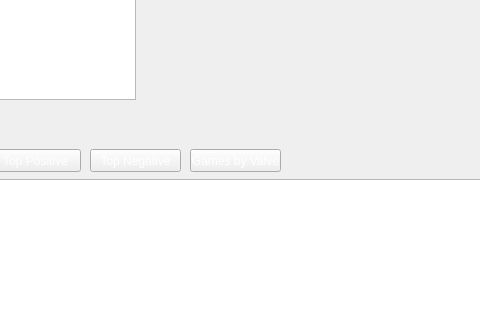
First picture: the form in UI files/mainWindow.ui, repository DataChefBoyardee/Database-Design-FP, before the edit; both pictures show x 510 to 990 and y 171 to 491 of the 1100 by 800 pixel window.
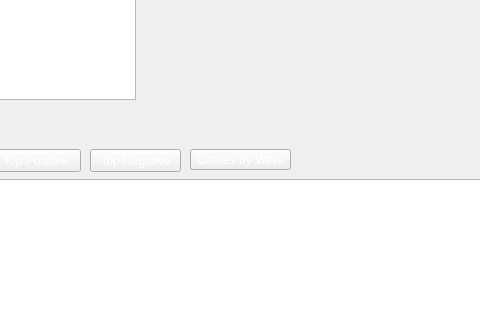
Second picture: the form after the edit. Icons and pictures are not drawn.

Commit message: Hopefully fixed ui issues

What changed in the file:
```diff
--- a/UI files/mainWindow.ui
+++ b/UI files/mainWindow.ui
@@ -111,8 +111,8 @@
      <rect>
       <x>700</x>
       <y>320</y>
-      <width>91</width>
-      <height>23</height>
+      <width>101</width>
+      <height>21</height>
      </rect>
     </property>
     <property name="styleSheet">
```
Left out of the diff: 2 changed lines with no effect on the pictures. The commit also changes 6 other files.
